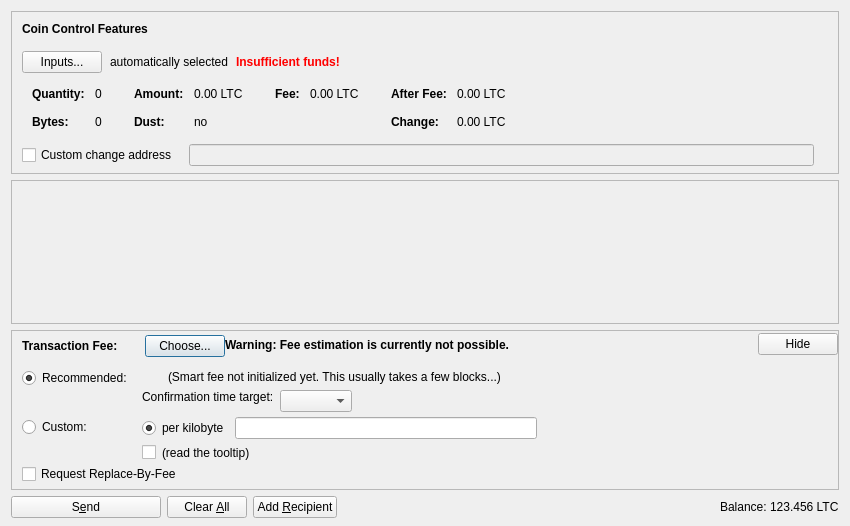
michaelcrandolph/s-crow, file src/qt/forms/sendcoinsdialog.ui: the form before one commit.
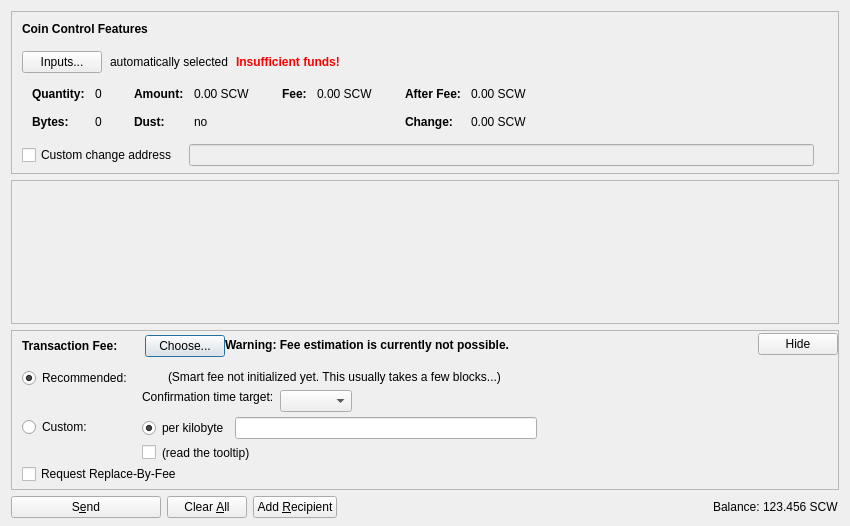
The form after the commit. Icons and pictures are not drawn. Custom widgets are drawn as their Qt base class.

What changed in the file:
```diff
--- a/src/qt/forms/sendcoinsdialog.ui
+++ b/src/qt/forms/sendcoinsdialog.ui
@@ -324,7 +324,7 @@
                   <enum>Qt::ActionsContextMenu</enum>
                  </property>
                  <property name="text">
-                  <string notr="true">0.00 LTC</string>
+                  <string notr="true">0.00 SCW</string>
                  </property>
                  <property name="textInteractionFlags">
                   <set>Qt::LinksAccessibleByMouse|Qt::TextSelectableByKeyboard|Qt::TextSelectableByMouse</set>
@@ -404,7 +404,7 @@
                   <enum>Qt::ActionsContextMenu</enum>
                  </property>
                  <property name="text">
-                  <string notr="true">0.00 LTC</string>
+                  <string notr="true">0.00 SCW</string>
                  </property>
                  <property name="textInteractionFlags">
                   <set>Qt::LinksAccessibleByMouse|Qt::TextSelectableByKeyboard|Qt::TextSelectableByMouse</set>
@@ -455,7 +455,7 @@
                   <enum>Qt::ActionsContextMenu</enum>
                  </property>
                  <property name="text">
-                  <string notr="true">0.00 LTC</string>
+                  <string notr="true">0.00 SCW</string>
                  </property>
                  <property name="textInteractionFlags">
                   <set>Qt::LinksAccessibleByMouse|Qt::TextSelectableByKeyboard|Qt::TextSelectableByMouse</set>
@@ -484,7 +484,7 @@
                   <enum>Qt::ActionsContextMenu</enum>
                  </property>
                  <property name="text">
-                  <string notr="true">0.00 LTC</string>
+                  <string notr="true">0.00 SCW</string>
                  </property>
                  <property name="textInteractionFlags">
                   <set>Qt::LinksAccessibleByMouse|Qt::TextSelectableByKeyboard|Qt::TextSelectableByMouse</set>
@@ -1253,7 +1253,7 @@
           <cursorShape>IBeamCursor</cursorShape>
          </property>
          <property name="text">
-          <string notr="true">123.456 LTC</string>
+          <string notr="true">123.456 SCW</string>
          </property>
          <property name="textInteractionFlags">
           <set>Qt::LinksAccessibleByMouse|Qt::TextSelectableByKeyboard|Qt::TextSelectableByMouse</set>
```
